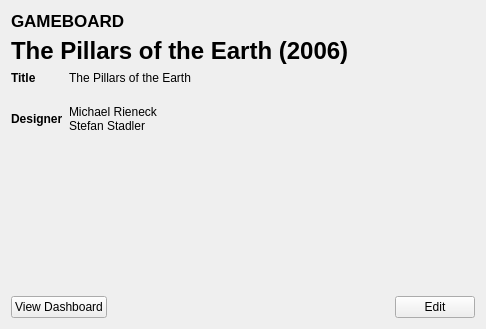
Old version of the form ui/designer/fitxa.ui in the repository arielvb/collector.
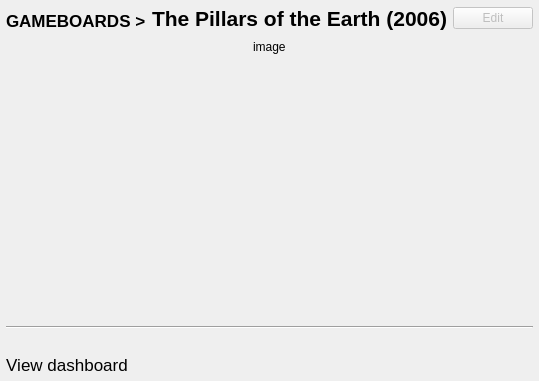
New version of the form. Icons and pictures are not drawn.

Diff of the .ui file:
```diff
--- a/ui/designer/fitxa.ui
+++ b/ui/designer/fitxa.ui
@@ -6,33 +6,42 @@
    <rect>
     <x>0</x>
     <y>0</y>
-    <width>486</width>
-    <height>329</height>
+    <width>515</width>
+    <height>381</height>
    </rect>
   </property>
   <property name="windowTitle">
    <string>Form</string>
   </property>
   <layout class="QVBoxLayout" name="verticalLayout">
+   <property name="margin">
+    <number>6</number>
+   </property>
    <item>
-    <widget class="QLabel" name="label_3">
+    <layout class="QHBoxLayout" name="horizontalLayout_2">
+     <item>
+      <widget class="QLabel" name="lWindowTitle">
      <property name="font">
       <font>
        <pointsize>13</pointsize>
        <weight>75</weight>
        <bold>true</bold>
+         <kerning>true</kerning>
       </font>
      </property>
      <property name="text">
-      <string>GAMEBOARD</string>
+        <string>GAMEBOARDS &gt;</string>
+       </property>
+       <property name="alignment">
+        <set>Qt::AlignBottom|Qt::AlignLeading|Qt::AlignLeft</set>
      </property>
     </widget>
    </item>
    <item>
-    <widget class="QLabel" name="label">
+      <widget class="QLabel" name="lTitle">
      <property name="font">
       <font>
-       <pointsize>18</pointsize>
+         <pointsize>16</pointsize>
        <weight>75</weight>
        <bold>true</bold>
       </font>
@@ -40,56 +49,43 @@
      <property name="text">
       <string>The Pillars of the Earth (2006)</string>
      </property>
-    </widget>
-   </item>
-   <item>
-    <layout class="QHBoxLayout" name="horizontalLayout">
-     <item>
-      <layout class="QGridLayout" name="gridLayout">
-       <item row="1" column="0">
-        <widget class="QLabel" name="DesignerLabel">
-         <property name="font">
-          <font>
-           <weight>75</weight>
-           <bold>true</bold>
-          </font>
-         </property>
-         <property name="text">
-          <string>Designer</string>
+       <property name="alignment">
+        <set>Qt::AlignBottom|Qt::AlignLeading|Qt::AlignLeft</set>
+       </property>
+       <property name="textInteractionFlags">
+        <set>Qt::TextSelectableByMouse</set>
          </property>
         </widget>
        </item>
-       <item row="0" column="0">
-        <widget class="QLabel" name="titleLabel">
-         <property name="font">
-          <font>
-           <weight>75</weight>
-           <bold>true</bold>
-          </font>
-         </property>
-         <property name="text">
-          <string>Title</string>
-         </property>
-        </widget>
-       </item>
-       <item row="1" column="3">
-        <widget class="QLabel" name="label_2">
-         <property name="text">
-          <string>
-Michael Rieneck
-Stefan Stadler
-</string>
-         </property>
-        </widget>
-       </item>
-       <item row="0" column="3">
-        <widget class="QLabel" name="title">
+     <item>
+      <spacer name="horizontalSpacer_4">
+       <property name="orientation">
+        <enum>Qt::Horizontal</enum>
+       </property>
+       <property name="sizeHint" stdset="0">
+        <size>
+         <width>40</width>
+         <height>20</height>
+        </size>
+       </property>
+      </spacer>
+     </item>
+     <item>
+      <widget class="QPushButton" name="pushButton">
+       <property name="enabled">
+        <bool>false</bool>
+       </property>
          <property name="text">
-          <string>The Pillars of the Earth</string>
+        <string>Edit</string>
          </property>
         </widget>
        </item>
       </layout>
+   </item>
+   <item>
+    <layout class="QHBoxLayout" name="headerLayout">
+     <item>
+      <layout class="QGridLayout" name="fieldsLayout"/>
      </item>
      <item>
       <spacer name="horizontalSpacer_3">
@@ -105,13 +101,9 @@
       </spacer>
      </item>
      <item>
-      <widget class="QLabel" name="imageLabel">
+      <widget class="QLabel" name="image">
        <property name="text">
-        <string>&lt;!DOCTYPE HTML PUBLIC &quot;-//W3C//DTD HTML 4.0//EN&quot; &quot;http://www.w3.org/TR/REC-html40/strict.dtd&quot;&gt;
-&lt;html&gt;&lt;head&gt;&lt;meta name=&quot;qrichtext&quot; content=&quot;1&quot; /&gt;&lt;style type=&quot;text/css&quot;&gt;
-p, li { white-space: pre-wrap; }
-&lt;/style&gt;&lt;/head&gt;&lt;body style=&quot; font-family:'Lucida Grande'; font-size:13pt; font-weight:400; font-style:normal;&quot;&gt;
-&lt;p align=&quot;center&quot; style=&quot; margin-top:0px; margin-bottom:0px; margin-left:0px; margin-right:0px; -qt-block-indent:0; text-indent:0px;&quot;&gt;&lt;img src=&quot;:/pilares.jpg&quot; /&gt;&lt;/p&gt;&lt;/body&gt;&lt;/html&gt;</string>
+        <string>image</string>
        </property>
       </widget>
      </item>
@@ -143,12 +135,30 @@
      </property>
     </spacer>
    </item>
+   <item>
+    <widget class="Line" name="line">
+     <property name="sizePolicy">
+      <sizepolicy hsizetype="Minimum" vsizetype="Maximum">
+       <horstretch>0</horstretch>
+       <verstretch>0</verstretch>
+      </sizepolicy>
+     </property>
+     <property name="orientation">
+      <enum>Qt::Horizontal</enum>
+     </property>
+    </widget>
+   </item>
    <item>
     <layout class="QHBoxLayout" name="navBottomLayout">
      <item>
-      <widget class="QPushButton" name="bDashboard">
+      <widget class="QLabel" name="bDashboard">
        <property name="text">
-        <string>View Dashboard</string>
+        <string>&lt;!DOCTYPE HTML PUBLIC &quot;-//W3C//DTD HTML 4.0//EN&quot; &quot;http://www.w3.org/TR/REC-html40/strict.dtd&quot;&gt;
+&lt;html&gt;&lt;head&gt;&lt;meta name=&quot;qrichtext&quot; content=&quot;1&quot; /&gt;&lt;style type=&quot;text/css&quot;&gt;
+p, li { white-space: pre-wrap; }
+a img {text-decoration:none;}
+&lt;/style&gt;&lt;/head&gt;&lt;body style=&quot; font-family:'Lucida Grande'; font-size:13pt; font-weight:400; font-style:normal;&quot;&gt;
+&lt;p align=&quot;center&quot; style=&quot; margin-top:0px; margin-bottom:0px; margin-left:0px; margin-right:0px; -qt-block-indent:0; text-indent:0px;&quot;&gt;&lt;a href=&quot;collector:dashboard&quot;&gt;&lt;img src=&quot;:/dashboard.png&quot; /&gt;&lt;br/&gt;&lt;span style=&quot; text-decoration: none; color:#000000;&quot;&gt;View dashboard&lt;/span&gt;&lt;/a&gt;&lt;/p&gt;&lt;/body&gt;&lt;/html&gt;</string>
        </property>
       </widget>
      </item>
@@ -165,13 +175,6 @@
        </property>
       </spacer>
      </item>
-     <item>
-      <widget class="QPushButton" name="pushButton">
-       <property name="text">
-        <string>Edit</string>
-       </property>
-      </widget>
-     </item>
     </layout>
    </item>
   </layout>
```
Lines whose indentation alone changed are shown as unchanged.
